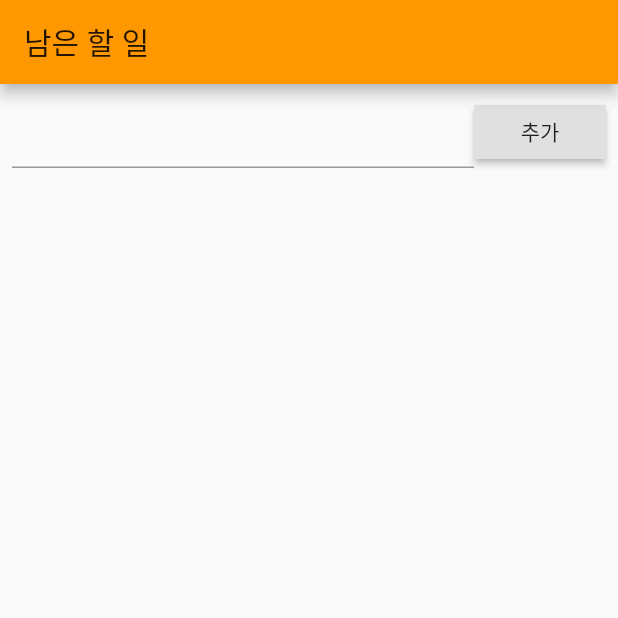
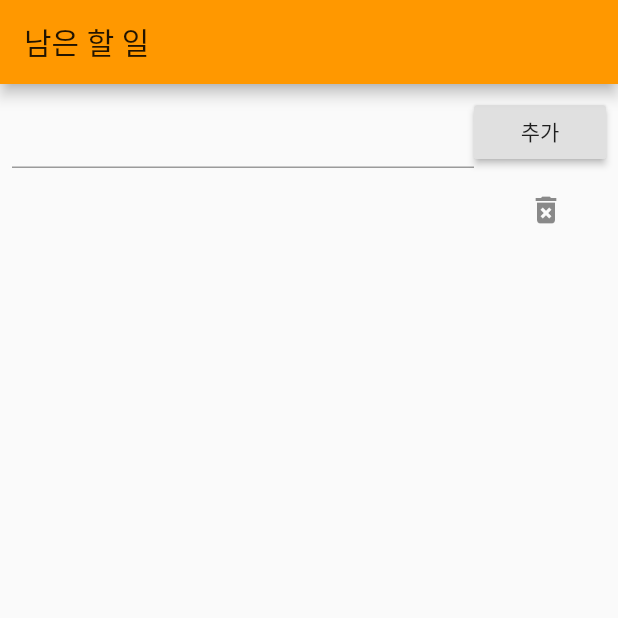
Before and after one commit to julianne03/flutter-app-todo, a Flutter app: the screen it shows after launch, after a tap on "추가", on a phone screen of 412 x 824 dp, the top half of it. Run offline on Flutter 3.47's test engine with Material 2 defaults, Android fonts, the phone set to English and light mode, and no system bars; our stand-ins replace cloud_firestore; accounts and stored records are empty.

Commit message:
#16 - 할 일 추가하기

```diff
--- a/lib/main.dart
+++ b/lib/main.dart
@@ -106,7 +106,7 @@ class _TodoListPageState extends State<TodoListPage> {
 
   void _addTodo(Todo todo) {
       Firestore.instance
-      .collection('Todo')
+      .collection('todo')
       .add({'title':todo.title, 'isDone':todo.isDone});
       _todoController.text = '';
   }
```
